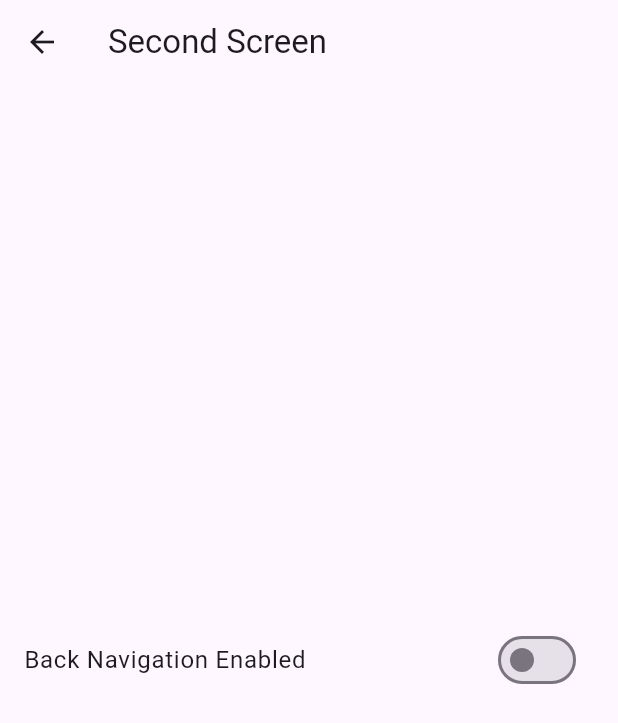
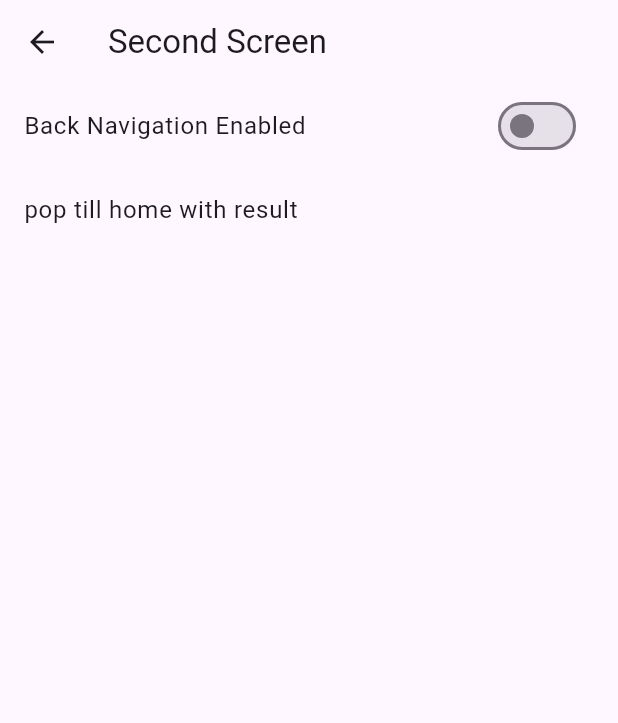
Before and after one commit to Menelphor/pop_scope_aware_cupertino_route, a Flutter app: the screen it shows after launch, after a tap on "Go to second screen", on a phone screen of 412 x 824 dp. Shown: the top 723 px of the screen. Run offline on Flutter 3.47's test engine with Material 3 defaults, Android fonts, the phone set to English and light mode, and no system bars.

Commit message:
chore: update to flutter version 3.24

```diff
--- a/example/lib/main.dart
+++ b/example/lib/main.dart
@@ -25,23 +25,43 @@ class MyApp extends StatelessWidget {
   }
 }
 
-class HomeScreen extends StatelessWidget {
+class HomeScreen extends StatefulWidget {
   const HomeScreen({super.key});
 
-  void _goToSecondScreen(BuildContext context) => Navigator.of(context)
-      .push(MaterialPageRoute(builder: (_) => const SecondScreen()));
+  @override
+  State<HomeScreen> createState() => _HomeScreenState();
+}
+
+class _HomeScreenState extends State<HomeScreen> {
+  Future<String?> _goToSecondScreen(BuildContext context) =>
+      Navigator.of(context).push<String>(
+          MaterialPageRoute(builder: (_) => const SecondScreen()));
+
+  String? result;
 
   @override
   Widget build(BuildContext context) {
     return Scaffold(
       appBar: AppBar(title: const Text('Demo')),
       body: Center(
-        child: ElevatedButton(
-          onPressed: () => _goToSecondScreen(context),
+        child: Column(
+          mainAxisAlignment: MainAxisAlignment.center,
+          crossAxisAlignment: CrossAxisAlignment.center,
+          children: [
+            Text('Result: $result'),
+            ElevatedButton(
+              onPressed: () async {
+                final newResult = await _goToSecondScreen(context);
+                setState(() {
+                  result = newResult;
+                });
+              },
               child: const Padding(
                 padding: EdgeInsets.symmetric(horizontal: 24.0, vertical: 12.0),
                 child: Text('Go to second screen'),
               ),
+            ),
+          ],
         ),
       ),
     );
@@ -58,7 +78,7 @@ class SecondScreen extends StatefulWidget {
 class _SecondScreenState extends State<SecondScreen> {
   bool _popAllowed = false;
 
-  _onWillPop(bool popAllowed) async {
+  _onWillPop(bool popAllowed, result) async {
     if (!popAllowed) {
       showAdaptiveDialog(
         context: context,
@@ -69,9 +89,9 @@ class _SecondScreenState extends State<SecondScreen> {
             adaptiveAction(
               context: context,
               child: const Text('pop till home'),
-              onPressed: () => Navigator.of(context).popUntil(
-                (route) => route.isFirst,
-              ),
+              onPressed: () => Navigator.of(context)
+                ..pop()
+                ..pop('popped in dialog'),
             ),
             adaptiveAction(
               context: context,
@@ -108,15 +128,21 @@ class _SecondScreenState extends State<SecondScreen> {
   Widget build(BuildContext context) {
     return PopScope(
       canPop: _popAllowed,
-      onPopInvoked: _onWillPop,
+      onPopInvokedWithResult: _onWillPop,
       child: Scaffold(
         appBar: AppBar(title: const Text('Second Screen')),
-        body: Center(
-          child: SwitchListTile(
+        body: Column(
+          children: [
+            SwitchListTile(
               title: const Text('Back Navigation Enabled'),
               value: _popAllowed,
               onChanged: _updateChanges,
             ),
+            ListTile(
+              title: const Text('pop till home with result'),
+              onTap: () => Navigator.of(context).pop('popped till home'),
+            )
+          ],
         ),
       ),
     );
--- a/example/pubspec.yaml
+++ b/example/pubspec.yaml
@@ -6,7 +6,7 @@ publish_to: 'none' # Remove this line if you wish to publish to pub.dev
 version: 1.0.0+1
 
 environment:
-  sdk: '>=3.2.3 <4.0.0'
+  sdk: '>=3.5.0 <4.0.0'
 
 dependencies:
   flutter:
@@ -19,7 +19,7 @@ dev_dependencies:
   flutter_test:
     sdk: flutter
   # rules and activating additional ones.
-  flutter_lints: ^2.0.0
+  flutter_lints: ^4.0.0
 
 
 flutter:
```
Also changed, not shown: lib/src/route.dart (+3 -12 lines), pubspec.yaml (+7 -7 lines), example/pubspec.lock, 6 other files. Lines whose indentation alone changed are shown as unchanged.
